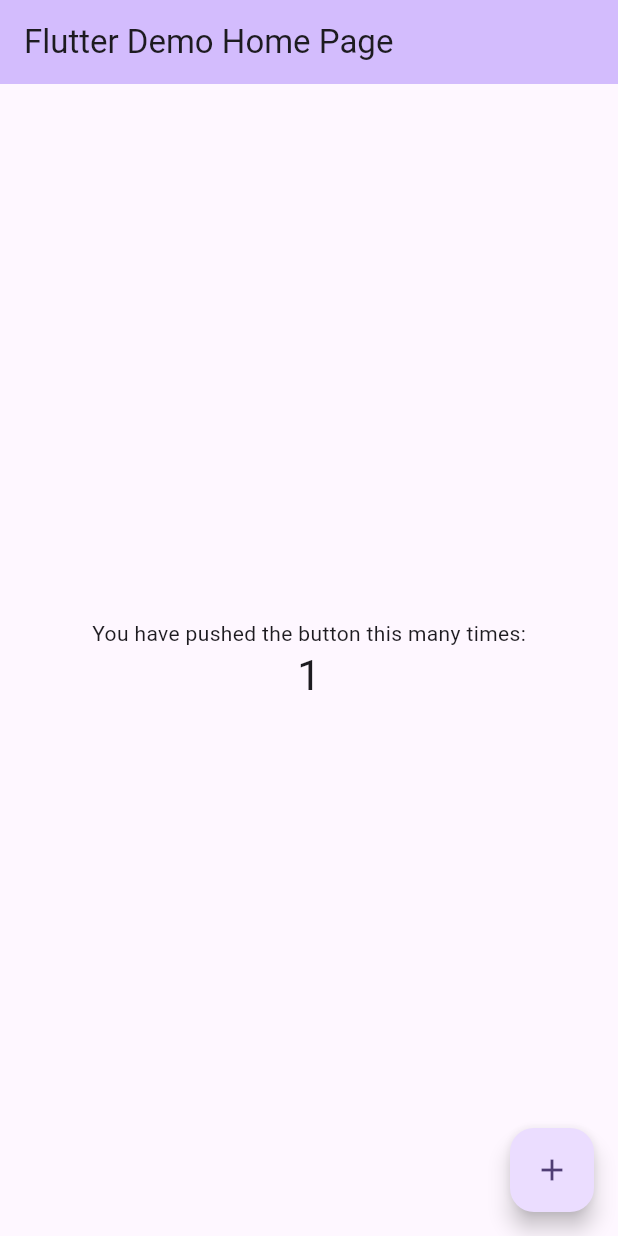
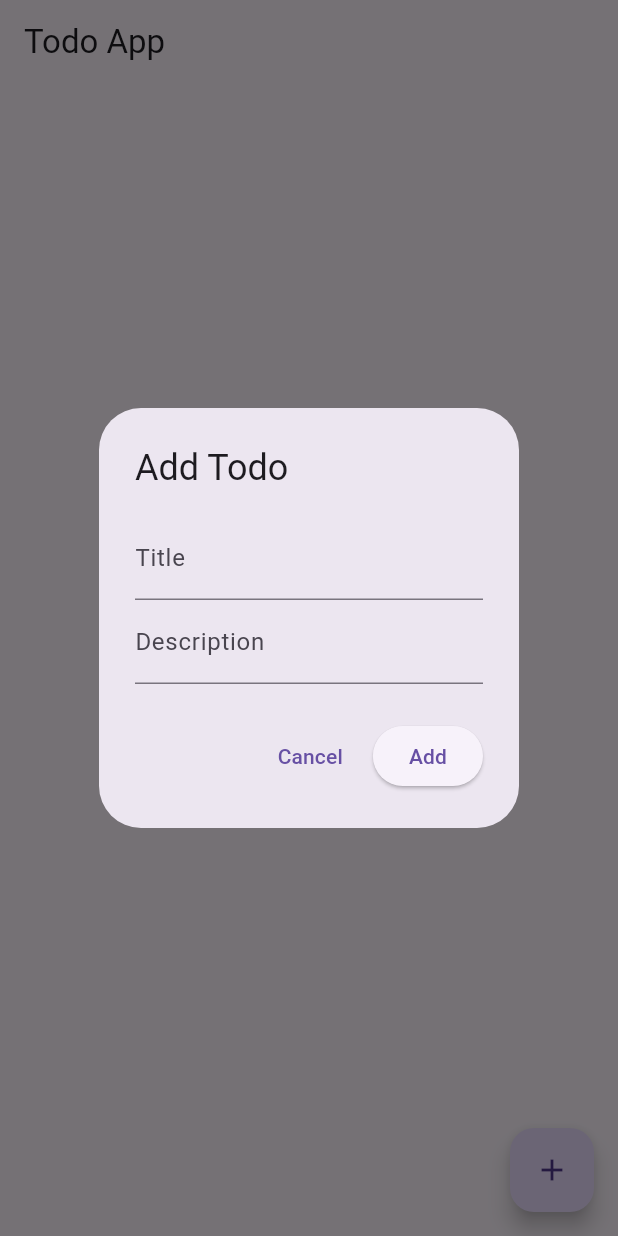
Before and after one commit to ZulfiqarAlam18/bloc_sqflite_flutter, a Flutter app: the screen it shows after launch, after a tap on the "add" icon, on a phone screen of 412 x 824 dp. Run offline on Flutter 3.47's test engine with Material 3 defaults, Android fonts, the phone set to English and light mode, and no system bars; our stand-ins replace flutter_bloc, sqflite; accounts and stored records are empty.

Commit message:
project reaady

```diff
--- /dev/null
+++ b/lib/bloc/todo_bloc.dart
@@ -0,0 +1,30 @@
+import 'package:bloc_sqflite_flutter/data/db_helper.dart';
+import 'package:flutter_bloc/flutter_bloc.dart';
+import 'todo_event.dart';
+import 'todo_state.dart';
+
+class TodoBloc extends Bloc<TodoEvent, TodoState> {
+  final db = DatabaseHelper.instance;
+
+  TodoBloc() : super(TodoLoading()) {
+    on<LoadTodos>((event, emit) async {
+      final todos = await db.fetchTodos();
+      emit(TodoLoaded(todos));
+    });
+
+    on<AddTodo>((event, emit) async {
+      await db.insertTodo(event.todo);
+      add(LoadTodos());
+    });
+
+    on<UpdateTodo>((event, emit) async {
+      await db.updateTodo(event.todo);
+      add(LoadTodos());
+    });
+
+    on<DeleteTodo>((event, emit) async {
+      await db.deleteTodo(event.id);
+      add(LoadTodos());
+    });
+  }
+}
--- /dev/null
+++ b/lib/bloc/todo_event.dart
@@ -0,0 +1,17 @@
+import '../models/todo.dart';
+
+abstract class TodoEvent {}
+
+class LoadTodos extends TodoEvent {}
+class AddTodo extends TodoEvent {
+  final Todo todo;
+  AddTodo(this.todo);
+}
+class UpdateTodo extends TodoEvent {
+  final Todo todo;
+  UpdateTodo(this.todo);
+}
+class DeleteTodo extends TodoEvent {
+  final int id;
+  DeleteTodo(this.id);
+}
--- /dev/null
+++ b/lib/bloc/todo_state.dart
@@ -0,0 +1,10 @@
+import '../models/todo.dart';
+
+abstract class TodoState {}
+
+class TodoLoading extends TodoState {}
+class TodoLoaded extends TodoState {
+  final List<Todo> todos;
+  TodoLoaded(this.todos);
+}
+class TodoError extends TodoState {}
--- /dev/null
+++ b/lib/data/db_helper.dart
@@ -0,0 +1,55 @@
+import 'package:sqflite/sqflite.dart';
+import 'package:path/path.dart';
+import '../models/todo.dart';
+
+class DatabaseHelper {
+  static final DatabaseHelper instance = DatabaseHelper._init();
+  static Database? _database;
+
+  DatabaseHelper._init();
+
+  Future<Database> get database async {
+    if (_database != null) return _database!;
+    _database = await _initDB("todos.db");
+    return _database!;
+  }
+
+  Future<Database> _initDB(String filePath) async {
+    final dbPath = await getDatabasesPath();
+    final path = join(dbPath, filePath);
+
+    return await openDatabase(path, version: 1, onCreate: _createDB);
+  }
+
+  Future _createDB(Database db, int version) async {
+    await db.execute('''
+      CREATE TABLE todos (
+        id INTEGER PRIMARY KEY AUTOINCREMENT,
+        title TEXT NOT NULL,
+        description TEXT NOT NULL
+      )
+    ''');
+  }
+
+  Future<int> insertTodo(Todo todo) async {
+    final db = await instance.database;
+    return await db.insert('todos', todo.toMap());
+  }
+
+  Future<List<Todo>> fetchTodos() async {
+    final db = await instance.database;
+    final result = await db.query('todos');
+    return result.map((map) => Todo.fromMap(map)).toList();
+  }
+
+  Future<int> updateTodo(Todo todo) async {
+    final db = await instance.database;
+    return await db.update('todos', todo.toMap(),
+        where: 'id = ?', whereArgs: [todo.id]);
+  }
+
+  Future<int> deleteTodo(int id) async {
+    final db = await instance.database;
+    return await db.delete('todos', where: 'id = ?', whereArgs: [id]);
+  }
+}
--- a/lib/main.dart
+++ b/lib/main.dart
@@ -1,122 +1,22 @@
 import 'package:flutter/material.dart';
+import 'package:flutter_bloc/flutter_bloc.dart';
+import 'bloc/todo_bloc.dart';
+import 'bloc/todo_event.dart';
+import 'screens/home_screen.dart';
 
 void main() {
-  runApp(const MyApp());
+  runApp(MyApp());
 }
 
 class MyApp extends StatelessWidget {
-  const MyApp({super.key});
-
-  // This widget is the root of your application.
   @override
   Widget build(BuildContext context) {
-    return MaterialApp(
-      title: 'Flutter Demo',
-      theme: ThemeData(
-        // This is the theme of your application.
-        //
-        // TRY THIS: Try running your application with "flutter run". You'll see
-        // the application has a purple toolbar. Then, without quitting the app,
-        // try changing the seedColor in the colorScheme below to Colors.green
-        // and then invoke "hot reload" (save your changes or press the "hot
-        // reload" button in a Flutter-supported IDE, or press "r" if you used
-        // the command line to start the app).
-        //
-        // Notice that the counter didn't reset back to zero; the application
-        // state is not lost during the reload. To reset the state, use hot
-        // restart instead.
-        //
-        // This works for code too, not just values: Most code changes can be
-        // tested with just a hot reload.
-        colorScheme: ColorScheme.fromSeed(seedColor: Colors.deepPurple),
+    return BlocProvider(
+      create: (_) => TodoBloc()..add(LoadTodos()),
+      child: MaterialApp(
+        debugShowCheckedModeBanner: false,
+        home: HomeScreen(),
       ),
-      home: const MyHomePage(title: 'Flutter Demo Home Page'),
     );
   }
 }
-
-class MyHomePage extends StatefulWidget {
-  const MyHomePage({super.key, required this.title});
-
-  // This widget is the home page of your application. It is stateful, meaning
-  // that it has a State object (defined below) that contains fields that affect
-  // how it looks.
-
-  // This class is the configuration for the state. It holds the values (in this
-  // case the title) provided by the parent (in this case the App widget) and
-  // used by the build method of the State. Fields in a Widget subclass are
-  // always marked "final".
-
-  final String title;
-
-  @override
-  State<MyHomePage> createState() => _MyHomePageState();
-}
-
-class _MyHomePageState extends State<MyHomePage> {
-  int _counter = 0;
-
-  void _incrementCounter() {
-    setState(() {
-      // This call to setState tells the Flutter framework that something has
-      // changed in this State, which causes it to rerun the build method below
-      // so that the display can reflect the updated values. If we changed
-      // _counter without calling setState(), then the build method would not be
-      // called again, and so nothing would appear to happen.
-      _counter++;
-    });
-  }
-
-  @override
-  Widget build(BuildContext context) {
-    // This method is rerun every time setState is called, for instance as done
-    // by the _incrementCounter method above.
-    //
-    // The Flutter framework has been optimized to make rerunning build methods
-    // fast, so that you can just rebuild anything that needs updating rather
-    // than having to individually change instances of widgets.
-    return Scaffold(
-      appBar: AppBar(
-        // TRY THIS: Try changing the color here to a specific color (to
-        // Colors.amber, perhaps?) and trigger a hot reload to see the AppBar
-        // change color while the other colors stay the same.
-        backgroundColor: Theme.of(context).colorScheme.inversePrimary,
-        // Here we take the value from the MyHomePage object that was created by
-        // the App.build method, and use it to set our appbar title.
-        title: Text(widget.title),
-      ),
-      body: Center(
-        // Center is a layout widget. It takes a single child and positions it
-        // in the middle of the parent.
-        child: Column(
-          // Column is also a layout widget. It takes a list of children and
-          // arranges them vertically. By default, it sizes itself to fit its
-          // children horizontally, and tries to be as tall as its parent.
-          //
-          // Column has various properties to control how it sizes itself and
-          // how it positions its children. Here we use mainAxisAlignment to
-          // center the children vertically; the main axis here is the vertical
-          // axis because Columns are vertical (the cross axis would be
-          // horizontal).
-          //
-          // TRY THIS: Invoke "debug painting" (choose the "Toggle Debug Paint"
-          // action in the IDE, or press "p" in the console), to see the
-          // wireframe for each widget.
-          mainAxisAlignment: MainAxisAlignment.center,
-          children: <Widget>[
-            const Text('You have pushed the button this many times:'),
-            Text(
-              '$_counter',
-              style: Theme.of(context).textTheme.headlineMedium,
-            ),
-          ],
-        ),
-      ),
-      floatingActionButton: FloatingActionButton(
-        onPressed: _incrementCounter,
-        tooltip: 'Increment',
-        child: const Icon(Icons.add),
-      ), // This trailing comma makes auto-formatting nicer for build methods.
-    );
-  }
-}
--- /dev/null
+++ b/lib/models/todo.dart
@@ -0,0 +1,23 @@
+class Todo {
+  int? id;
+  String title;
+  String description;
+
+  Todo({this.id, required this.title, required this.description});
+
+  Map<String, dynamic> toMap() {
+    return {
+      'id': id,
+      'title': title,
+      'description': description,
+    };
+  }
+
+  factory Todo.fromMap(Map<String, dynamic> map) {
+    return Todo(
+      id: map['id'],
+      title: map['title'],
+      description: map['description'],
+    );
+  }
+}
--- /dev/null
+++ b/lib/screens/home_screen.dart
@@ -0,0 +1,90 @@
+import 'package:flutter/material.dart';
+import 'package:flutter_bloc/flutter_bloc.dart';
+import '../bloc/todo_bloc.dart';
+import '../bloc/todo_event.dart';
+import '../bloc/todo_state.dart';
+import '../models/todo.dart';
+
+class HomeScreen extends StatelessWidget {
+  final titleController = TextEditingController();
+  final descController = TextEditingController();
+
+  @override
+  Widget build(BuildContext context) {
+    return Scaffold(
+      appBar: AppBar(title: Text("Todo App")),
+      body: BlocBuilder<TodoBloc, TodoState>(
+        builder: (context, state) {
+          if (state is TodoLoading) {
+            return Center(child: CircularProgressIndicator());
+          } else if (state is TodoLoaded) {
+            return ListView.builder(
+              itemCount: state.todos.length,
+              itemBuilder: (context, index) {
+                final todo = state.todos[index];
+                return ListTile(
+                  title: Text(todo.title),
+                  subtitle: Text(todo.description),
+                  trailing: IconButton(
+                    icon: Icon(Icons.delete, color: Colors.red),
+                    onPressed: () {
+                      context.read<TodoBloc>().add(DeleteTodo(todo.id!));
+                    },
+                  ),
+                  onTap: () {
+                    titleController.text = todo.title;
+                    descController.text = todo.description;
+                    _showDialog(context, isEdit: true, todo: todo);
+                  },
+                );
+              },
+            );
+          }
+          return Center(child: Text("No Todos"));
+        },
+      ),
+      floatingActionButton: FloatingActionButton(
+        child: Icon(Icons.add),
+        onPressed: () {
+          titleController.clear();
+          descController.clear();
+          _showDialog(context);
+        },
+      ),
+    );
+  }
+
+  void _showDialog(BuildContext context, {bool isEdit = false, Todo? todo}) {
+    showDialog(
+      context: context,
+      builder: (_) => AlertDialog(
+        title: Text(isEdit ? "Edit Todo" : "Add Todo"),
+        content: Column(
+          mainAxisSize: MainAxisSize.min,
+          children: [
+            TextField(controller: titleController, decoration: InputDecoration(labelText: "Title")),
+            TextField(controller: descController, decoration: InputDecoration(labelText: "Description")),
+          ],
+        ),
+        actions: [
+          TextButton(onPressed: () => Navigator.pop(context), child: Text("Cancel")),
+          ElevatedButton(
+            child: Text(isEdit ? "Update" : "Add"),
+            onPressed: () {
+              if (isEdit) {
+                context.read<TodoBloc>().add(UpdateTodo(
+                  Todo(id: todo!.id, title: titleController.text, description: descController.text),
+                ));
+              } else {
+                context.read<TodoBloc>().add(AddTodo(
+                  Todo(title: titleController.text, description: descController.text),
+                ));
+              }
+              Navigator.pop(context);
+            },
+          ),
+        ],
+      ),
+    );
+  }
+}
--- a/pubspec.yaml
+++ b/pubspec.yaml
@@ -34,6 +34,9 @@ dependencies:
   # The following adds the Cupertino Icons font to your application.
   # Use with the CupertinoIcons class for iOS style icons.
   cupertino_icons: ^1.0.8
+  sqflite: ^2.4.2
+  path: ^1.9.1
+  flutter_bloc: ^9.1.1
 
 dev_dependencies:
   flutter_test:
```
Also changed, not shown: pubspec.lock, 2 other files.
